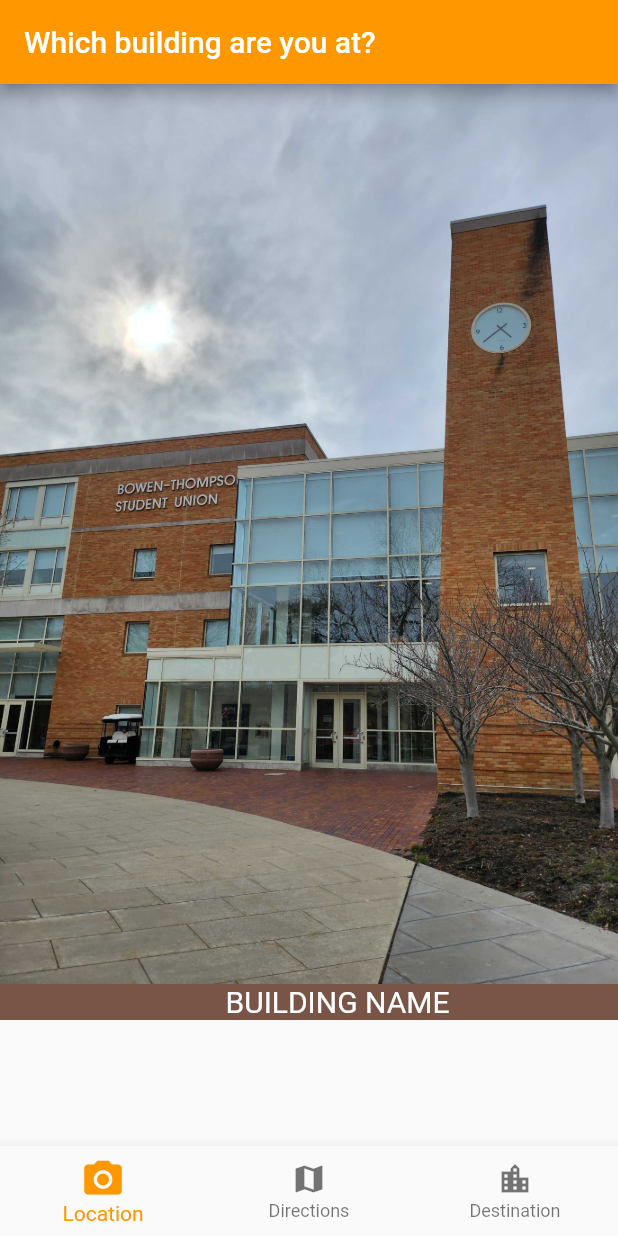
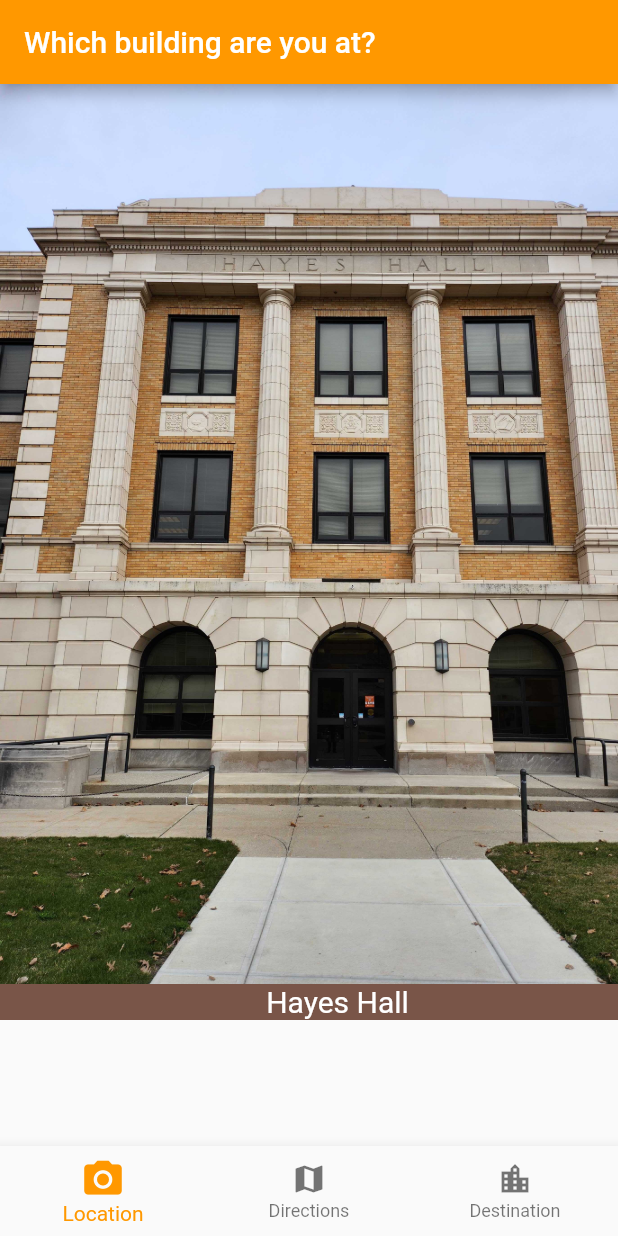
Before and after one commit to ubernerd117/CS23_YODA, a Flutter app: the screen it shows after launch, on a phone screen of 412 x 824 dp. Run offline on Flutter 3.47's test engine with Material 2 defaults, Android fonts, the phone set to English and light mode, and no system bars; our stand-ins replace google_maps_flutter.

Commit message:
updated scroll with correct pictures

```diff
--- a/yoda/lib/buildings.dart
+++ b/yoda/lib/buildings.dart
@@ -16,97 +16,42 @@
   });
 }
 
-Building hayes = Building(
+final List<Building> buildings = [
+  // create a list of Building objects
+  Building(
     name: "Hayes Hall",
     imageUrl: "assets/images/Hayes_Hall.jpg",
     latitude: 41.377925,
     longitude: -83.639979,
-);
-
-//BTSU
-Building btsu = Building(
-  name: "Bowen-Thompson Student Union",
+  ),
+  Building(
+    name: "BTSU",
     imageUrl: "assets/images/BTSU.jpg",
-  latitude: 41.376394,
-  longitude: -83.638331,
-);
-
-//Carillon_Hall
-Building carillon = Building(
-  name: "Carillon",
+    latitude: 41.377925,
+    longitude: -83.639979,
+  ),
+  Building(
+    name: "Carillon Hall",
     imageUrl: "assets/images/Carillon_Hall.jpg",
     latitude: 41.375662,
     longitude: -83.637580,
-);
-
-//central_hall
-Building central = Building(
+  ),
+  Building(
     name: "Central Hall",
     imageUrl: "assets/images/Central_Hall.jpg",
     latitude: 41.376795,
     longitude: -83.637400,
-);
-
-//East_hall
-Building education = Building(
+  ),
+  Building(
     name: "Education Building",
     imageUrl: "assets/images/Education_Building.jpg",
     latitude: 41.376763,
     longitude: -83.638251,
-);
-
-//Founders
-Building founders = Building(
+  ),
+  Building(
     name: "Founders Hall",
     imageUrl: "assets/images/Founders_Hall.jpg",
     latitude: 41.375353,
     longitude: -83.641806,
-);
-
-//kuhlin_center
-Building kuhlin = Building(
-  name: "Kuhlin Center",
-  imageUrl: "assets/images/Kuhlin_Center.jpg",
-  latitude: 41.375126,
-  longitude: -83.640155,
-);
-
-//Maurer
-Building maurer = Building(
-  name: "Maurer Center",
-  imageUrl: "assets/images/Maurer_Center.jpg",
-  latitude: 41.375182,
-  longitude: -83.639148,
-);
-
-//mcfall
-Building mcfall = Building(
-  name: "McFall Center",
-  imageUrl: "assets/images/McFall_Center.jpg",
-  latitude: 41.375654,
-  longitude: -83.640965,
-);
-
-//olscamp
-Building olscamp = Building(
-  name: "Olscamp Hall",
-  imageUrl: "assets/images/Olscamp_Hall.jpg",
-  latitude: 41.377968,
-  longitude: -83.637480,
-);
-
-//Shatzel
-Building shatzel = Building(
-  name: "Shatzel Hall",
-  imageUrl: "assets/images/Shatzel_hall.jpg",
-  latitude: 41.377968,
-  longitude: -83.637480,
-);
-
-//East
-Building east = Building(
-  name: "East Hall",
-  imageUrl: "assets/images/East_hall.jpg",
-  latitude: 41.376247,
-  longitude: -83.636846,
-);
+  ),
+];
--- a/yoda/lib/destination.dart
+++ b/yoda/lib/destination.dart
@@ -1,6 +1,7 @@
 //import 'dart:html';
 
 import 'package:flutter/material.dart';
+import 'buildings.dart';
 
 class DestinationScreen extends StatefulWidget {
   const DestinationScreen({super.key});
@@ -42,27 +43,32 @@
         height: 624,
         child: ListView.builder(
           scrollDirection: Axis.horizontal,
-          itemCount: 12,
-          itemBuilder: (context, index) => buildCard(),
+          itemCount: buildings.length, // update the itemCount property
+          itemBuilder: (context, index) => buildCard(buildings[
+              index]), // pass the Building object to the buildCard method
         ),
       ),
     );
   }
-}
 
-Widget buildCard() => Container(
+  Widget buildCard(Building building) => Container(
         width: 450,
         height: 620,
         color: Colors.brown,
         child: Column(
           children: [
             Image.asset(
-          'assets/images/BTSU.jpg',
+              building
+                  .imageUrl, // use the imageUrl property of the Building object
               fit: BoxFit.contain,
               width: 450,
               height: 600,
             ),
-        const Text('BUILDING NAME',
-            style: TextStyle(fontSize: 20, color: Colors.white))
+            Text(
+              building.name, // use the name property of the Building object
+              style: const TextStyle(fontSize: 20, color: Colors.white),
+            ),
           ],
-    ));
+        ),
+      );
+}
```
Lines whose indentation alone changed are shown as unchanged.
